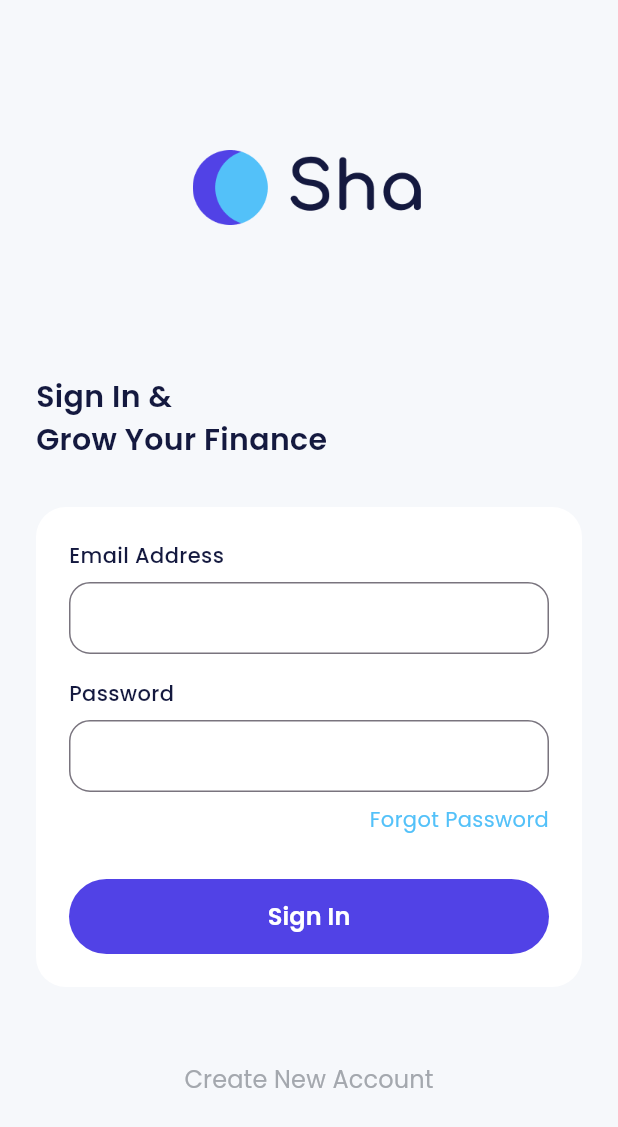
After one commit to lukaririnki26/Flutter-BWA-Bank-Sha, a Flutter app: the SignInPage screen opened directly, on a phone screen of 412 x 824 dp. The commit adds this screen. Shown: the top 1127 px of the screen. Run offline on Flutter 3.47's test engine with Material 3 defaults, Android fonts, the phone set to English and light mode, and no system bars; our stand-ins replace carousel_slider, google_fonts.

Commit message:
add: sig in page

```diff
--- a/lib/ui/pages/onboarding_page.dart
+++ b/lib/ui/pages/onboarding_page.dart
@@ -1,3 +1,4 @@
+import 'package:bank_sha/ui/pages/sign_in_page.dart';
 import 'package:carousel_slider/carousel_slider.dart';
 import 'package:flutter/material.dart';
 import 'package:bank_sha/shared/theme.dart';
@@ -126,7 +127,13 @@ class _OnboardingPageState extends State<OnboardingPage> {
                               width: double.infinity,
                               height: 24,
                               child: TextButton(
-                                onPressed: () {},
+                                onPressed: () {
+                                  Navigator.push(
+                                      context,
+                                      MaterialPageRoute(
+                                          builder: (context) =>
+                                              const SignInPage()));
+                                },
                                 style: TextButton.styleFrom(
                                     padding: EdgeInsets.zero),
                                 child: Text(
--- /dev/null
+++ b/lib/ui/pages/sign_in_page.dart
@@ -0,0 +1,156 @@
+import 'package:bank_sha/shared/theme.dart';
+import 'package:flutter/material.dart';
+
+class SignInPage extends StatelessWidget {
+  const SignInPage({super.key});
+
+  @override
+  Widget build(BuildContext context) {
+    return Scaffold(
+      backgroundColor: lightBackgroundColor,
+      body: ListView(
+        padding: const EdgeInsets.symmetric(
+          horizontal: 24,
+        ),
+        children: [
+          Container(
+            width: 155,
+            height: 50,
+            margin: const EdgeInsets.only(
+              top: 100,
+              bottom: 100,
+            ),
+            decoration: const BoxDecoration(
+              image: DecorationImage(
+                image: AssetImage('assets/img_logo_light.png'),
+              ),
+            ),
+          ),
+          Text(
+            'Sign In &\nGrow Your Finance',
+            style: blackTextStyle.copyWith(
+              fontSize: 20,
+              fontWeight: semiBold,
+            ),
+          ),
+          const SizedBox(
+            height: 30,
+          ),
+          Container(
+            padding: const EdgeInsets.all(22),
+            decoration: BoxDecoration(
+              borderRadius: BorderRadius.circular(20),
+              color: whiteColor,
+            ),
+            child: Column(
+              crossAxisAlignment: CrossAxisAlignment.start,
+              children: [
+                Column(
+                  crossAxisAlignment: CrossAxisAlignment.start,
+                  children: [
+                    Text(
+                      'Email Address',
+                      style: blackTextStyle.copyWith(
+                        fontWeight: medium,
+                      ),
+                    ),
+                    const SizedBox(
+                      height: 8,
+                    ),
+                    TextFormField(
+                      decoration: InputDecoration(
+                        border: OutlineInputBorder(
+                          borderRadius: BorderRadius.circular(
+                            14,
+                          ),
+                        ),
+                        contentPadding: const EdgeInsets.all(12),
+                      ),
+                    ),
+                  ],
+                ),
+                const SizedBox(height: 16),
+                Column(
+                  crossAxisAlignment: CrossAxisAlignment.start,
+                  children: [
+                    Text(
+                      'Password',
+                      style: blackTextStyle.copyWith(
+                        fontWeight: medium,
+                      ),
+                    ),
+                    const SizedBox(
+                      height: 8,
+                    ),
+                    TextFormField(
+                      obscureText: true,
+                      decoration: InputDecoration(
+                        border: OutlineInputBorder(
+                          borderRadius: BorderRadius.circular(
+                            14,
+                          ),
+                        ),
+                        contentPadding: const EdgeInsets.all(12),
+                      ),
+                    ),
+                  ],
+                ),
+                const SizedBox(
+                  height: 8,
+                ),
+                Align(
+                  alignment: Alignment.centerRight,
+                  child: Text(
+                    'Forgot Password',
+                    style: blueTextStyle,
+                  ),
+                ),
+                const SizedBox(
+                  height: 30,
+                ),
+                SizedBox(
+                  width: double.infinity,
+                  height: 50,
+                  child: TextButton(
+                    onPressed: () {},
+                    style: TextButton.styleFrom(
+                      backgroundColor: purpleColor,
+                      shape: RoundedRectangleBorder(
+                        borderRadius: BorderRadius.circular(56),
+                      ),
+                    ),
+                    child: Text(
+                      'Sign In',
+                      style: whiteTextStyle.copyWith(
+                        fontSize: 16,
+                        fontWeight: semiBold,
+                      ),
+                    ),
+                  ),
+                ),
+              ],
+            ),
+          ),
+          const SizedBox(
+            height: 50,
+          ),
+          SizedBox(
+            width: double.infinity,
+            height: 24,
+            child: TextButton(
+              onPressed: () {},
+              style: TextButton.styleFrom(padding: EdgeInsets.zero),
+              child: Text(
+                'Create New Account',
+                style: grayTextStyle.copyWith(
+                  fontSize: 16,
+                  fontWeight: regular,
+                ),
+              ),
+            ),
+          ),
+        ],
+      ),
+    );
+  }
+}
```
